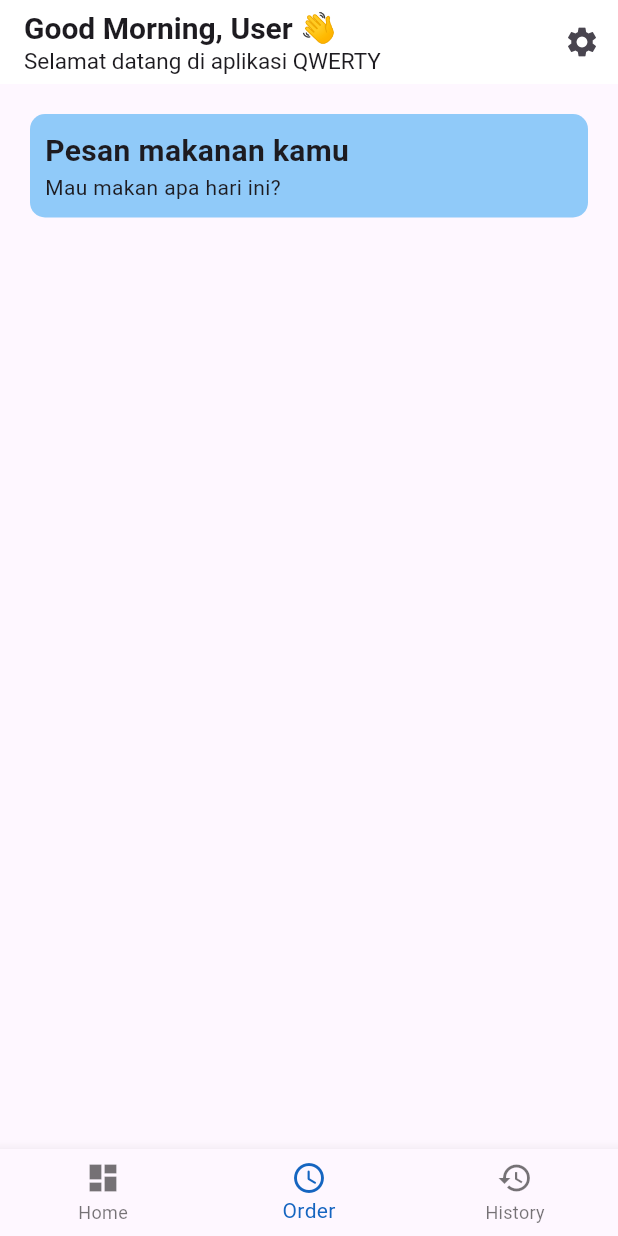
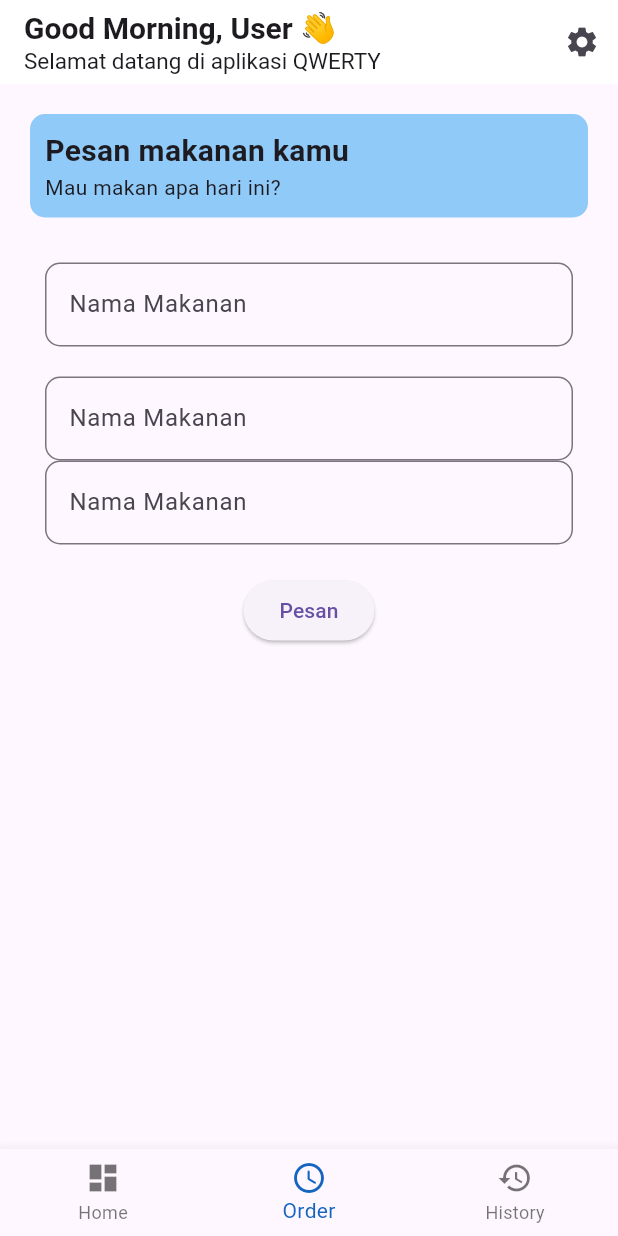
Before and after one commit to DimzsArdiminda/flutter-node, a Flutter app: the screen it shows after launch, item 2 of the bottom bar chosen, on a phone screen of 412 x 824 dp. Run offline on Flutter 3.47's test engine with Material 3 defaults, Android fonts, the phone set to English and light mode, and no system bars; our stand-ins replace carousel_slider, shared_preferences; network calls fail.

Commit message:
build: order 2

```diff
--- a/FrontEnd/lib/auth/loginPage/loginPage.dart
+++ b/FrontEnd/lib/auth/loginPage/loginPage.dart
@@ -20,9 +20,6 @@ class _LoginPageState extends State<LoginPage> {
   @override
   Widget build(BuildContext context) {
     return Scaffold(
-      appBar: AppBar(
-
-      ),
       body: SingleChildScrollView(
         child: Container(
           padding: EdgeInsets.all(20.0),
--- /dev/null
+++ b/FrontEnd/lib/main/components/order/form.dart
@@ -0,0 +1,27 @@
+import 'package:flutter/material.dart';
+
+class FormOrder extends StatelessWidget {
+  final String textLabel;
+  final TextEditingController namaMakanan;
+
+  const FormOrder({
+    super.key,
+    required this.textLabel,
+    required this.namaMakanan,
+  });
+
+
+  @override
+  Widget build(BuildContext context) {
+    return TextField(
+      controller: namaMakanan,
+      decoration: InputDecoration(
+        // hintText: "Nama Makanan",
+        labelText: "Nama Makanan",
+        border: OutlineInputBorder(
+          borderRadius: BorderRadius.circular(10),
+        ),
+      ),
+    );
+  }
+}
--- a/FrontEnd/lib/main/components/order/order.dart
+++ b/FrontEnd/lib/main/components/order/order.dart
@@ -1,3 +1,4 @@
+import 'package:crud_basic/main/components/order/form.dart';
 import 'package:flutter/material.dart';
 
 class OrderPage extends StatefulWidget {
@@ -8,6 +9,16 @@ class OrderPage extends StatefulWidget {
 }
 
 class _OrderPageState extends State<OrderPage> {
+  final TextEditingController namaMakanan = TextEditingController();
+  final TextEditingController jumlah = TextEditingController();
+  final TextEditingController alamat = TextEditingController();
+
+
+  void pesanMakanan() {
+    print("Nama Makanan: ${namaMakanan.text}");
+    print("Jumlah: ${jumlah.text}");
+  }
+
   @override
   Widget build(BuildContext context) {
     return Scaffold(
@@ -23,14 +34,12 @@ class _OrderPageState extends State<OrderPage> {
                 decoration: BoxDecoration(
                   color: Colors.blue[200],
                   borderRadius: BorderRadius.circular(10),
-
                 ),
               child: Row(
                   children: [
                     Column(
                       crossAxisAlignment: CrossAxisAlignment.start,
                       children: [
-
                         Text(
                           "Pesan makanan kamu",
                           style: const TextStyle(
@@ -43,7 +52,36 @@ class _OrderPageState extends State<OrderPage> {
                         ),
                       ],
                     ),
-                      const Spacer(),
+
+                  ],
+                ),
+              ),
+
+              SizedBox(height: 20,),
+
+              // form inputan
+              Container(
+                padding: EdgeInsets.all(10),
+                child: Column(
+                  children: [
+                    FormOrder(
+                      textLabel : "Nama Makanan",
+                      namaMakanan: namaMakanan
+                    ),
+                    SizedBox(height: 20,),
+                    FormOrder(
+                      textLabel : "Jumlah",
+                      namaMakanan: jumlah
+                    ),
+                    FormOrder(
+                      textLabel : "Jumlah",
+                      namaMakanan: alamat
+                    ),
+                    SizedBox(height: 20,),
+                    ElevatedButton(
+                      onPressed: () => pesanMakanan(),
+                      child: Text("Pesan"),
+                    ),
                   ],
                 ),
               ),
```
Lines whose indentation alone changed are shown as unchanged.
